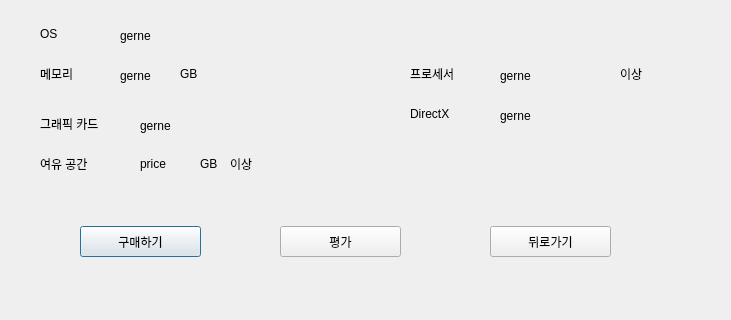
This is Term Project/gameinfo.ui in jeongmin99/Database-Systems-Homework as Qt 5 draws it before an edit; both pictures show x 0 to 731 and y 284 to 604 of the 731 by 604 pixel window. The edited form follows.
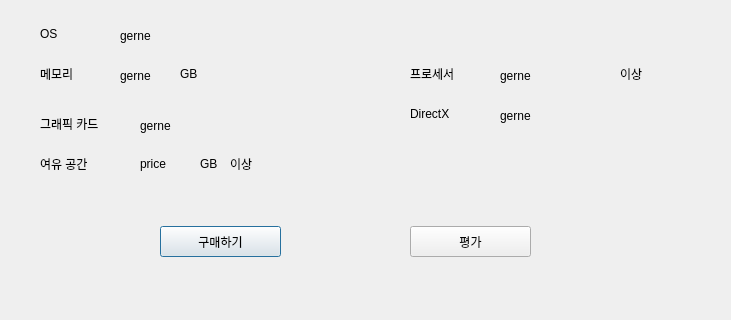
This is the edited form.

What changed in the file:
```diff
--- a/Term Project/gameinfo.ui
+++ b/Term Project/gameinfo.ui
@@ -224,7 +224,7 @@
   <widget class="QPushButton" name="buy">
    <property name="geometry">
     <rect>
-     <x>80</x>
+     <x>160</x>
      <y>510</y>
      <width>121</width>
      <height>31</height>
@@ -237,7 +237,7 @@
   <widget class="QPushButton" name="eval">
    <property name="geometry">
     <rect>
-     <x>280</x>
+     <x>410</x>
      <y>510</y>
      <width>121</width>
      <height>31</height>
@@ -247,19 +247,6 @@
     <string>평가</string>
    </property>
   </widget>
-  <widget class="QPushButton" name="back">
-   <property name="geometry">
-    <rect>
-     <x>490</x>
-     <y>510</y>
-     <width>121</width>
-     <height>31</height>
-    </rect>
-   </property>
-   <property name="text">
-    <string>뒤로가기</string>
-   </property>
-  </widget>
   <widget class="QLabel" name="label_2">
    <property name="geometry">
     <rect>
@@ -486,7 +473,7 @@
     <rect>
      <x>140</x>
      <y>400</y>
-     <width>131</width>
+     <width>241</width>
      <height>20</height>
     </rect>
    </property>
```
